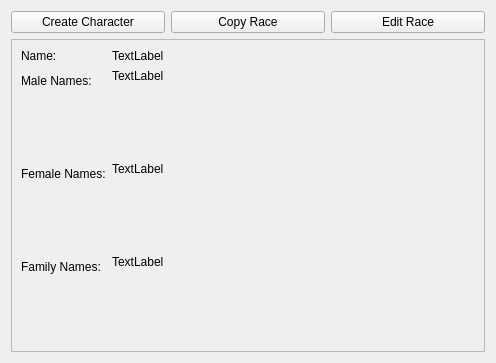
First picture: the form in ui/ViewRaceWidget.ui, repository jgardner1/JGRPGTools, before the edit.
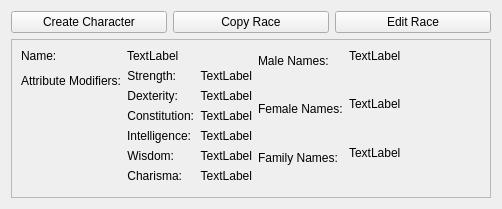
Second picture: the form after the edit.

Commit message: Race attribute modifiers

Patch:
```diff
--- a/ui/ViewRaceWidget.ui
+++ b/ui/ViewRaceWidget.ui
@@ -6,8 +6,8 @@
    <rect>
     <x>0</x>
     <y>0</y>
-    <width>496</width>
-    <height>363</height>
+    <width>502</width>
+    <height>209</height>
    </rect>
   </property>
   <property name="windowTitle">
@@ -49,11 +49,13 @@
        <rect>
         <x>0</x>
         <y>0</y>
-        <width>480</width>
-        <height>308</height>
+        <width>482</width>
+        <height>158</height>
        </rect>
       </property>
-      <layout class="QFormLayout" name="formLayout">
+      <layout class="QHBoxLayout" name="horizontalLayout_2">
+       <item>
+        <layout class="QFormLayout" name="formLayout_3">
        <item row="0" column="0">
         <widget class="QLabel" name="label">
          <property name="text">
@@ -69,13 +71,157 @@
         </widget>
        </item>
        <item row="1" column="0">
+          <widget class="QLabel" name="label_11">
+           <property name="text">
+            <string>Attribute Modifiers:</string>
+           </property>
+           <property name="textFormat">
+            <enum>Qt::PlainText</enum>
+           </property>
+           <property name="alignment">
+            <set>Qt::AlignRight|Qt::AlignTrailing|Qt::AlignVCenter</set>
+           </property>
+           <property name="labelClass" stdset="0">
+            <string>fieldName</string>
+           </property>
+          </widget>
+         </item>
+         <item row="1" column="1">
+          <layout class="QFormLayout" name="formLayout_2">
+           <item row="0" column="0">
+            <widget class="QLabel" name="label_5">
+             <property name="text">
+              <string>Strength:</string>
+             </property>
+             <property name="alignment">
+              <set>Qt::AlignRight|Qt::AlignTrailing|Qt::AlignVCenter</set>
+             </property>
+            </widget>
+           </item>
+           <item row="0" column="1">
+            <widget class="QLabel" name="strengthValueLabel">
+             <property name="text">
+              <string>TextLabel</string>
+             </property>
+             <property name="alignment">
+              <set>Qt::AlignRight|Qt::AlignTrailing|Qt::AlignVCenter</set>
+             </property>
+            </widget>
+           </item>
+           <item row="1" column="1">
+            <widget class="QLabel" name="dexterityValueLabel">
+             <property name="text">
+              <string>TextLabel</string>
+             </property>
+             <property name="alignment">
+              <set>Qt::AlignRight|Qt::AlignTrailing|Qt::AlignVCenter</set>
+             </property>
+            </widget>
+           </item>
+           <item row="2" column="0">
+            <widget class="QLabel" name="label_9">
+             <property name="text">
+              <string>Constitution:</string>
+             </property>
+             <property name="alignment">
+              <set>Qt::AlignRight|Qt::AlignTrailing|Qt::AlignVCenter</set>
+             </property>
+            </widget>
+           </item>
+           <item row="2" column="1">
+            <widget class="QLabel" name="constitutionValueLabel">
+             <property name="text">
+              <string>TextLabel</string>
+             </property>
+             <property name="alignment">
+              <set>Qt::AlignRight|Qt::AlignTrailing|Qt::AlignVCenter</set>
+             </property>
+            </widget>
+           </item>
+           <item row="3" column="0">
+            <widget class="QLabel" name="label_7">
+             <property name="text">
+              <string>Intelligence:</string>
+             </property>
+             <property name="alignment">
+              <set>Qt::AlignRight|Qt::AlignTrailing|Qt::AlignVCenter</set>
+             </property>
+            </widget>
+           </item>
+           <item row="3" column="1">
+            <widget class="QLabel" name="intelligenceValueLabel">
+             <property name="text">
+              <string>TextLabel</string>
+             </property>
+             <property name="alignment">
+              <set>Qt::AlignRight|Qt::AlignTrailing|Qt::AlignVCenter</set>
+             </property>
+            </widget>
+           </item>
+           <item row="4" column="0">
+            <widget class="QLabel" name="label_8">
+             <property name="text">
+              <string>Wisdom:</string>
+             </property>
+             <property name="alignment">
+              <set>Qt::AlignRight|Qt::AlignTrailing|Qt::AlignVCenter</set>
+             </property>
+            </widget>
+           </item>
+           <item row="4" column="1">
+            <widget class="QLabel" name="wisdomValueLabel">
+             <property name="text">
+              <string>TextLabel</string>
+             </property>
+             <property name="alignment">
+              <set>Qt::AlignRight|Qt::AlignTrailing|Qt::AlignVCenter</set>
+             </property>
+            </widget>
+           </item>
+           <item row="5" column="0">
+            <widget class="QLabel" name="label_10">
+             <property name="text">
+              <string>Charisma:</string>
+             </property>
+             <property name="alignment">
+              <set>Qt::AlignRight|Qt::AlignTrailing|Qt::AlignVCenter</set>
+             </property>
+            </widget>
+           </item>
+           <item row="5" column="1">
+            <widget class="QLabel" name="charismaValueLabel">
+             <property name="text">
+              <string>TextLabel</string>
+             </property>
+             <property name="alignment">
+              <set>Qt::AlignRight|Qt::AlignTrailing|Qt::AlignVCenter</set>
+             </property>
+            </widget>
+           </item>
+           <item row="1" column="0">
+            <widget class="QLabel" name="label_6">
+             <property name="text">
+              <string>Dexterity:</string>
+             </property>
+             <property name="alignment">
+              <set>Qt::AlignRight|Qt::AlignTrailing|Qt::AlignVCenter</set>
+             </property>
+            </widget>
+           </item>
+          </layout>
+         </item>
+        </layout>
+       </item>
+       <item>
+        <layout class="QFormLayout" name="formLayout">
+         <item row="0" column="0">
         <widget class="QLabel" name="label_2">
          <property name="text">
           <string>Male Names:</string>
          </property>
         </widget>
        </item>
-       <item row="1" column="1">
+         <item row="0" column="1">
         <widget class="QLabel" name="maleNamesValueLabel">
          <property name="sizePolicy">
           <sizepolicy hsizetype="Expanding" vsizetype="Expanding">
@@ -94,14 +240,14 @@
          </property>
         </widget>
        </item>
-       <item row="2" column="0">
+         <item row="1" column="0">
         <widget class="QLabel" name="label_3">
          <property name="text">
           <string>Female Names:</string>
          </property>
         </widget>
        </item>
-       <item row="2" column="1">
+         <item row="1" column="1">
         <widget class="QLabel" name="femaleNamesValueLabel">
          <property name="sizePolicy">
           <sizepolicy hsizetype="Expanding" vsizetype="Expanding">
@@ -120,14 +266,14 @@
          </property>
         </widget>
        </item>
-       <item row="3" column="0">
+         <item row="2" column="0">
         <widget class="QLabel" name="label_4">
          <property name="text">
           <string>Family Names:</string>
          </property>
         </widget>
        </item>
-       <item row="3" column="1">
+         <item row="2" column="1">
         <widget class="QLabel" name="familyNamesValueLabel">
          <property name="sizePolicy">
           <sizepolicy hsizetype="Expanding" vsizetype="Expanding">
@@ -145,6 +291,8 @@
           <bool>true</bool>
          </property>
         </widget>
+         </item>
+        </layout>
        </item>
       </layout>
      </widget>
```
Lines whose indentation alone changed are shown as unchanged. The commit also changes 6 other files.
